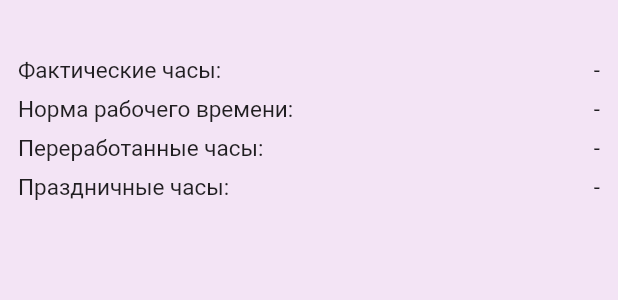
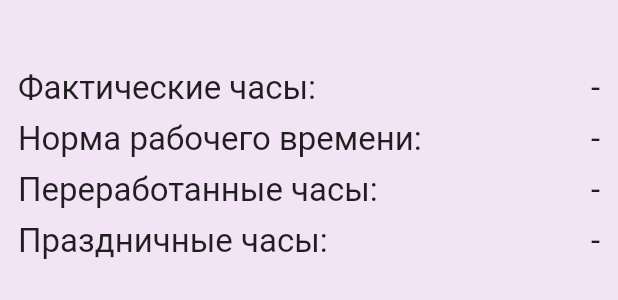
Before and after one commit to amatskevich/calendar_of_factory, a Flutter app: the WorkHours widget shown alone on an empty page, opened directly with empty values, on a phone screen of 412 x 824 dp. Shown: the top 300 px of the screen. Run offline on Flutter 3.47's test engine with Material 2 defaults, Android fonts, the phone set to English and light mode, and no system bars; our stand-ins replace shared_preferences, sqflite; accounts and stored records are empty.

Commit message:
increase fontsize of workhours

```diff
--- a/lib/calendar_screen/work_hours_widget.dart
+++ b/lib/calendar_screen/work_hours_widget.dart
@@ -26,8 +26,8 @@ class WorkHours extends StatelessWidget {
             padding: const EdgeInsets.all(4.0),
             child: Text(
               timetableNumber,
-              style: TextStyle(
-                fontSize: 15,
+              style: const TextStyle(
+                fontSize: 22,
                 fontWeight: FontWeight.bold,
               ),
             ),
@@ -47,8 +47,22 @@ class WorkHours extends StatelessWidget {
       child: Row(
         mainAxisAlignment: MainAxisAlignment.spaceBetween,
         children: [
-          Text(label, style: TextStyle(fontSize: 15),),
-          Text(value, style: TextStyle(fontSize: 15),),
+          Flexible(
+            child: Padding(
+              padding: const EdgeInsets.only(right: 4.0),
+              child: Text(
+                label,
+                overflow: TextOverflow.fade,
+                softWrap: false,
+                textAlign: TextAlign.left,
+                style: const TextStyle(fontSize: 22),
+              ),
+            ),
+          ),
+          Text(
+            value,
+            style: const TextStyle(fontSize: 22),
+          ),
         ],
       ),
     );
```
